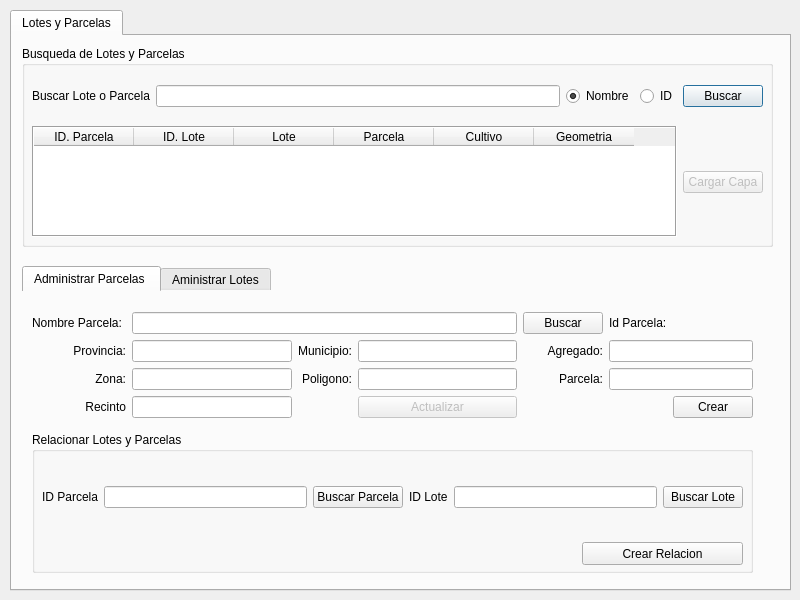
Before: the Qt Designer form ui/agrae_main.ui in franciscocontreras93/agrae, drawn with Qt 5.
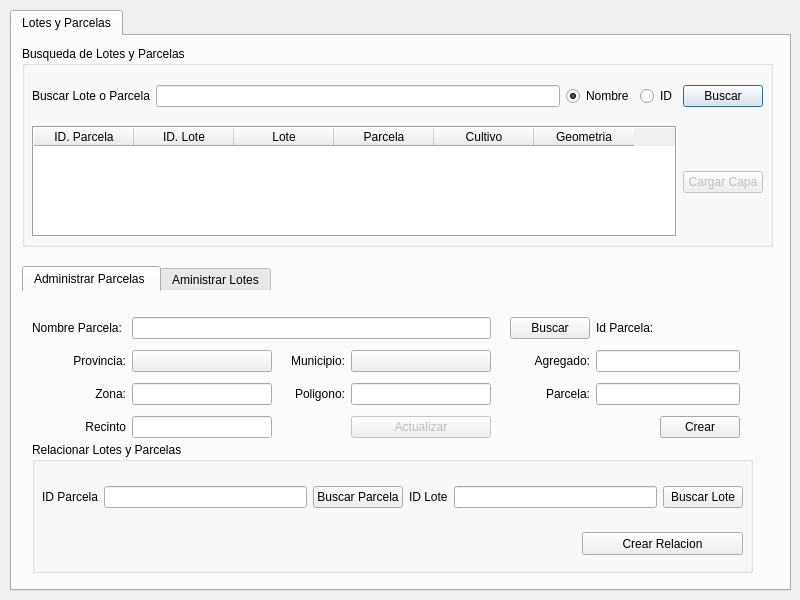
After: the same form once the commit is applied. The open tabs and pages were chosen to show the change.

Commit message: anadidos combobox y funcionalidades correspondientes

```diff
--- a/ui/agrae_main.ui
+++ b/ui/agrae_main.ui
@@ -227,30 +227,41 @@
          <x>10</x>
          <y>20</y>
          <width>721</width>
-         <height>106</height>
+         <height>132</height>
         </rect>
        </property>
-       <layout class="QGridLayout" name="gridLayout_8" columnstretch="0,0,0,0,0,0,0">
+       <layout class="QGridLayout" name="gridLayout_8" columnstretch="0,0,0,0,0,0,0,0,0,0">
         <property name="sizeConstraint">
          <enum>QLayout::SetDefaultConstraint</enum>
         </property>
-        <item row="1" column="2">
-         <widget class="QLabel" name="label_35">
+        <item row="0" column="0">
+         <widget class="QLabel" name="label_31">
           <property name="text">
-           <string>Municipio:</string>
+           <string>Nombre Parcela: </string>
+          </property>
+         </widget>
+        </item>
+        <item row="0" column="1" colspan="4">
+         <widget class="QLineEdit" name="ln_par_nombre"/>
+        </item>
+        <item row="0" column="6">
+         <widget class="QPushButton" name="btn_buscar_parcela">
+          <property name="text">
+           <string>Buscar</string>
+          </property>
+         </widget>
+        </item>
+        <item row="0" column="8">
+         <widget class="QLabel" name="lbl_id_parcela">
+          <property name="text">
+           <string/>
           </property>
           <property name="alignment">
-           <set>Qt::AlignRight|Qt::AlignTrailing|Qt::AlignVCenter</set>
+           <set>Qt::AlignCenter</set>
           </property>
          </widget>
         </item>
-        <item row="1" column="3">
-         <widget class="QLineEdit" name="ln_par_mcpo"/>
-        </item>
-        <item row="1" column="1">
-         <widget class="QLineEdit" name="ln_par_provincia"/>
-        </item>
-        <item row="1" column="4">
+        <item row="2" column="6">
          <widget class="QLabel" name="label_60">
           <property name="text">
            <string>Agregado:</string>
@@ -260,43 +271,43 @@
           </property>
          </widget>
         </item>
-        <item row="1" column="0">
-         <widget class="QLabel" name="label_34">
-          <property name="text">
-           <string>Provincia:</string>
-          </property>
-          <property name="alignment">
-           <set>Qt::AlignRight|Qt::AlignTrailing|Qt::AlignVCenter</set>
-          </property>
-         </widget>
-        </item>
-        <item row="2" column="3">
-         <widget class="QLineEdit" name="ln_par_poly"/>
-        </item>
-        <item row="2" column="1">
-         <widget class="QLineEdit" name="ln_par_zona"/>
-        </item>
-        <item row="3" column="6">
+        <item row="5" column="8">
          <widget class="QPushButton" name="btn_par_create">
           <property name="text">
            <string>Crear</string>
           </property>
          </widget>
         </item>
-        <item row="3" column="1">
+        <item row="4" column="1">
+         <widget class="QLineEdit" name="ln_par_zona"/>
+        </item>
+        <item row="2" column="3">
+         <widget class="QLabel" name="label_35">
+          <property name="text">
+           <string>Municipio:</string>
+          </property>
+          <property name="alignment">
+           <set>Qt::AlignRight|Qt::AlignTrailing|Qt::AlignVCenter</set>
+          </property>
+         </widget>
+        </item>
+        <item row="4" column="4">
+         <widget class="QLineEdit" name="ln_par_poly"/>
+        </item>
+        <item row="5" column="1">
          <widget class="QLineEdit" name="ln_par_recinto"/>
         </item>
-        <item row="2" column="2">
-         <widget class="QLabel" name="label_33">
+        <item row="2" column="0">
+         <widget class="QLabel" name="label_34">
           <property name="text">
-           <string>Poligono:</string>
+           <string>Provincia:</string>
           </property>
           <property name="alignment">
            <set>Qt::AlignRight|Qt::AlignTrailing|Qt::AlignVCenter</set>
           </property>
          </widget>
         </item>
-        <item row="2" column="0">
+        <item row="4" column="0">
          <widget class="QLabel" name="label_32">
           <property name="text">
            <string>Zona:</string>
@@ -306,7 +317,7 @@
           </property>
          </widget>
         </item>
-        <item row="2" column="4">
+        <item row="4" column="6">
          <widget class="QLabel" name="label_61">
           <property name="text">
            <string>Parcela:</string>
@@ -316,17 +327,27 @@
           </property>
          </widget>
         </item>
-        <item row="0" column="1" colspan="3">
-         <widget class="QLineEdit" name="ln_par_nombre"/>
+        <item row="4" column="3">
+         <widget class="QLabel" name="label_33">
+          <property name="text">
+           <string>Poligono:</string>
+          </property>
+          <property name="alignment">
+           <set>Qt::AlignRight|Qt::AlignTrailing|Qt::AlignVCenter</set>
+          </property>
+         </widget>
         </item>
-        <item row="0" column="0">
-         <widget class="QLabel" name="label_31">
+        <item row="5" column="4">
+         <widget class="QPushButton" name="btn_par_update">
+          <property name="enabled">
+           <bool>false</bool>
+          </property>
           <property name="text">
-           <string>Nombre Parcela: </string>
+           <string>Actualizar</string>
           </property>
          </widget>
         </item>
-        <item row="3" column="0">
+        <item row="5" column="0">
          <widget class="QLabel" name="label_62">
           <property name="text">
            <string>Recinto</string>
@@ -336,45 +357,95 @@
           </property>
          </widget>
         </item>
-        <item row="0" column="4">
-         <widget class="QPushButton" name="btn_buscar_parcela">
-          <property name="text">
-           <string>Buscar</string>
-          </property>
-         </widget>
+        <item row="4" column="7" colspan="2">
+         <widget class="QLineEdit" name="ln_par_parcela"/>
         </item>
-        <item row="3" column="3">
-         <widget class="QPushButton" name="btn_par_update">
-          <property name="enabled">
-           <bool>false</bool>
-          </property>
-          <property name="text">
-           <string>Actualizar</string>
-          </property>
-         </widget>
-        </item>
-        <item row="0" column="6">
-         <widget class="QLabel" name="lbl_id_parcela">
+        <item row="2" column="2">
+         <widget class="QLabel" name="lbl_idprov">
           <property name="text">
            <string/>
           </property>
-          <property name="alignment">
-           <set>Qt::AlignCenter</set>
-          </property>
          </widget>
         </item>
-        <item row="0" column="5">
+        <item row="0" column="7">
          <widget class="QLabel" name="label_37">
           <property name="text">
            <string>Id Parcela:</string>
           </property>
          </widget>
         </item>
-        <item row="1" column="5" colspan="2">
+        <item row="4" column="9">
+         <widget class="QLabel" name="lbl_idparcela">
+          <property name="text">
+           <string/>
+          </property>
+         </widget>
+        </item>
+        <item row="4" column="5">
+         <widget class="QLabel" name="lbl_idpoly">
+          <property name="text">
+           <string/>
+          </property>
+         </widget>
+        </item>
+        <item row="4" column="2">
+         <widget class="QLabel" name="lbl_idzona">
+          <property name="text">
+           <string/>
+          </property>
+         </widget>
+        </item>
+        <item row="2" column="5">
+         <widget class="QLabel" name="lbl_idmcpo">
+          <property name="text">
+           <string/>
+          </property>
+         </widget>
+        </item>
+        <item row="2" column="7" colspan="2">
          <widget class="QLineEdit" name="ln_par_agg"/>
         </item>
-        <item row="2" column="5" colspan="2">
-         <widget class="QLineEdit" name="ln_par_parcela"/>
+        <item row="5" column="2">
+         <widget class="QLabel" name="lbl_idrecinto">
+          <property name="text">
+           <string/>
+          </property>
+         </widget>
+        </item>
+        <item row="2" column="9">
+         <widget class="QLabel" name="lbl_idagg">
+          <property name="text">
+           <string/>
+          </property>
+         </widget>
+        </item>
+        <item row="2" column="1">
+         <widget class="QComboBox" name="prov_combo">
+          <property name="maximumSize">
+           <size>
+            <width>16777215</width>
+            <height>16777215</height>
+           </size>
+          </property>
+          <property name="styleSheet">
+           <string notr="true">QComboBox::drop-down
+{
+     subcontrol-origin: padding;
+     subcontrol-position: top right;
+     width: 15px;
+     color: white;
+     border-left-width: 0px;
+     border-left-color: darkgray;
+     border-left-style: solid; /* just a single line */
+     border-top-right-radius: 3px; /* same radius as the QComboBox */
+     border-bottom-right-radius: 3px;
+     padding-left: 10px;
+ }</string>
+          </property>
+         </widget>
+        </item>
+        <item row="2" column="4">
+         <widget class="QComboBox" name="mcpo_combo"/>
         </item>
        </layout>
       </widget>
@@ -382,9 +453,9 @@
        <property name="geometry">
         <rect>
          <x>10</x>
-         <y>140</y>
+         <y>150</y>
          <width>721</width>
-         <height>141</height>
+         <height>131</height>
         </rect>
        </property>
        <property name="title">
@@ -396,7 +467,7 @@
           <x>10</x>
           <y>30</y>
           <width>701</width>
-          <height>71</height>
+          <height>51</height>
          </rect>
         </property>
         <layout class="QGridLayout" name="gridLayout_9" columnstretch="0,0,0,0,0,0">
@@ -460,7 +531,7 @@
         <property name="geometry">
          <rect>
           <x>550</x>
-          <y>110</y>
+          <y>90</y>
           <width>161</width>
           <height>23</height>
          </rect>
```
Left out of the diff: 23 changed lines with no effect on the pictures. The commit also changes 4 other files.
